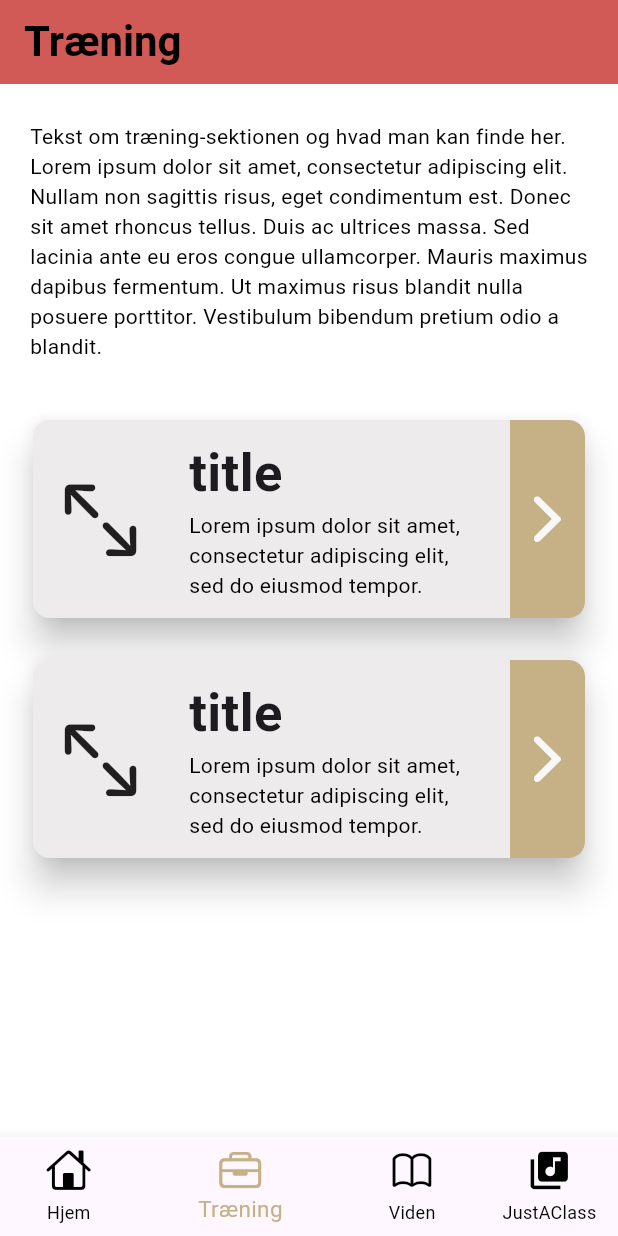
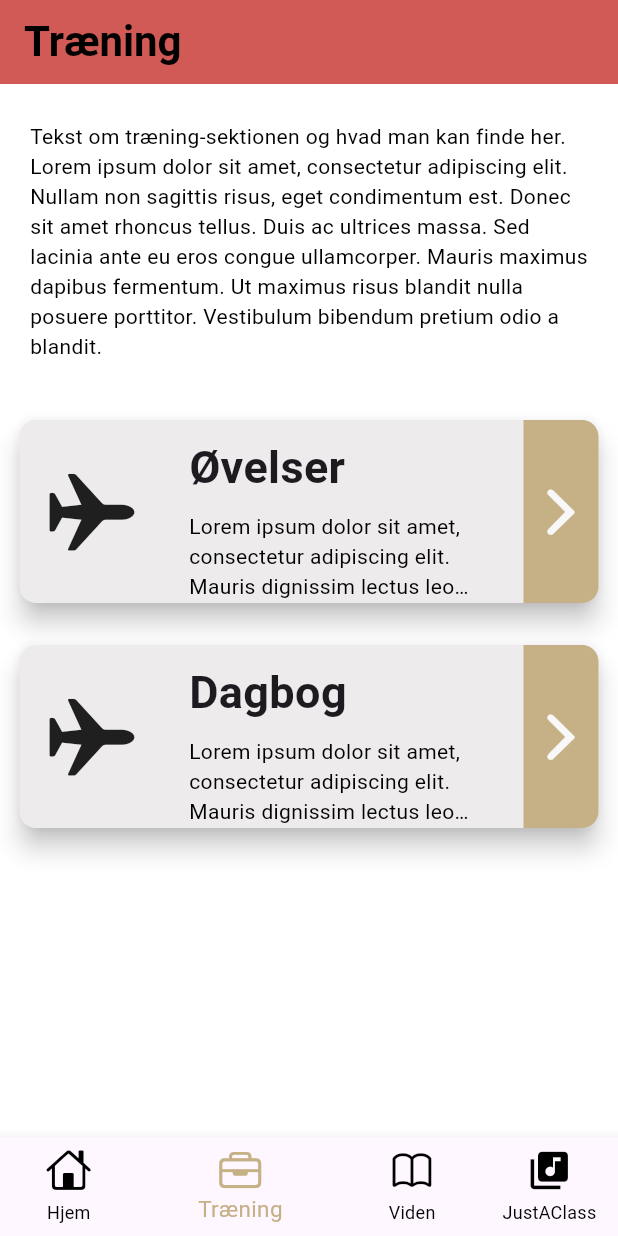
Before and after one commit to sebab1/CompassionApp, a Flutter app: the screen it shows after launch, item 2 of the bottom bar chosen, on a phone screen of 412 x 824 dp. Run offline on Flutter 3.47's test engine with Material 3 defaults, Android fonts, the light colour scheme and no system bars; our stand-ins replace audioplayers, fl_chart, table_calendar.

Commit message:
Finished design on Home view, added dynamic functionality for Card (bigCard), modified some of the layout of Card and littleCard

```diff
--- a/lib/Presentation/Components/Card.dart
+++ b/lib/Presentation/Components/Card.dart
@@ -3,35 +3,30 @@ import 'package:flutter/material.dart';
 import '/Presentation/Components/constants.dart';
 import '/Presentation/just_a_class.dart';
 
-class CardWidget extends StatefulWidget {
-  CardWidget({Key? key}) : super(key: key);
+class CardWidget extends StatelessWidget {
+  //CardWidget({Key? key}) : super(key: key);
 
-  @override
-  State<CardWidget> createState() => _CardWidgetState();
-}
+  final String title;
+  final double titleSize;
+  final String subtitle;
+  final IconData iconData;
+  final VoidCallback onTap;
 
-class _CardWidgetState extends State<CardWidget> {
-  List<Proces> _getSampleData() {
-    // Replace this with your actual data or use a generator function
-    return List.generate(
-      10,
-      (index) => Proces(
-        proces_id: index,
-        date: DateTime.now().toString(),
-        // Add other properties as needed
-      ),
-    );
-  }
+  CardWidget({super.key,
+    required this.title,
+    required this.titleSize,
+    required this.subtitle,
+    required this.iconData,
+    required this.onTap,
+  });
 
   @override
   Widget build(BuildContext context) {
-    double totalHeight = 140; // Set the total height of the card
-    double totalWidth = 376; // Set the height of the leading section
+    double totalHeight = 130; // Set the total height of the card
+    double totalWidth = 394; // Set the height of the leading section
 
     return GestureDetector(
-      onTap: () {
-        debugPrint("Tabbed card"); // Handle onTap event
-      },
+      onTap: onTap,
       child: Container(
         height: totalHeight,
         width: totalWidth,
@@ -40,7 +35,7 @@ class _CardWidgetState extends State<CardWidget> {
           shape: RoundedRectangleBorder(
             borderRadius: BorderRadius.circular(11.0),
           ),
-          elevation: 10,
+          elevation: 7,
           color: Constants.sduGreyColor,
           child: Row(
             mainAxisAlignment: MainAxisAlignment.spaceBetween,
@@ -49,7 +44,10 @@ class _CardWidgetState extends State<CardWidget> {
               Container(
                 width: 50,
                 margin: EdgeInsets.fromLTRB(20, 0, 20, 0),
-                child: Icon(CupertinoIcons.arrow_up_left_arrow_down_right, size: 60,),
+                child: Icon(
+                iconData,
+                size: 60,
+                ),
               ),
               Container(
                 child: Container(
@@ -59,16 +57,17 @@ class _CardWidgetState extends State<CardWidget> {
                     children: [
                       Container(
                         child: Text(
-                          "title",
-                          style: TextStyle(fontSize: 35, fontWeight: FontWeight.bold),
+                          title,
+                          style: TextStyle(
+                              fontSize: titleSize, fontWeight: FontWeight.bold),
                           textAlign: TextAlign.left,
                         ),
                       ),
                       Container(
-                        padding: EdgeInsets.fromLTRB(0, 0, 12, 0),
+                        padding: EdgeInsets.fromLTRB(0, 8, 12, 0),
                         width: 200,
                         child: Text(
-                          "Lorem ipsum dolor sit amet, consectetur adipiscing elit, sed do eiusmod tempor.",
+                          subtitle,
                           textAlign: TextAlign.left,
                           style: TextStyle(color: Constants.kBlackColor),
                           overflow: TextOverflow.ellipsis,
@@ -101,11 +100,3 @@ class _CardWidgetState extends State<CardWidget> {
     );
   }
 }
-
-// Placeholder for the Proces class
-class Proces {
-  final int proces_id;
-  final String date;
-
-  Proces({required this.proces_id, required this.date});
-}
--- a/lib/Presentation/Components/littleCard.dart
+++ b/lib/Presentation/Components/littleCard.dart
@@ -8,14 +8,21 @@ class littleCard extends StatelessWidget {
   @override
   Widget build(BuildContext context) {
     // TODO: implement build
-    return Container(
+    return GestureDetector(
+      onTap: () {
+        debugPrint("Little card tab");
+      },
+      child: Container(
         height: 85,
+        width: 394,
+        margin: EdgeInsets.fromLTRB(0, 10, 0, 10),
         child: Card(
           color: Constants.sduGreyColor,
           margin: EdgeInsets.fromLTRB(10, 0, 10, 0),
-        elevation: 8,
-        child:
-            Row(mainAxisAlignment: MainAxisAlignment.spaceBetween, children: [
+          elevation: 4,
+          child: Row(
+            mainAxisAlignment: MainAxisAlignment.spaceBetween,
+            children: [
               Container(
                 margin: EdgeInsets.fromLTRB(25, 0, 0, 0),
                 child: Icon(
@@ -30,14 +37,16 @@ class littleCard extends StatelessWidget {
                 ),
               ),
               Container(
-            margin: EdgeInsets.fromLTRB(0, 0, 15, 0),
+                margin: EdgeInsets.fromLTRB(0, 0, 10, 0),
                 child: Icon(
                   CupertinoIcons.chevron_forward,
                   color: Constants.sduGoldColor,
                   size: 40,
                 ),
               )
-        ]),
+            ],
+          ),
+        ),
       ),
     );
   }
--- a/lib/Presentation/home.dart
+++ b/lib/Presentation/home.dart
@@ -2,6 +2,7 @@ import 'package:flutter/material.dart';
 import 'package:flutter/services.dart';
 import 'main_menu.dart';
 import '/Presentation/Components/constants.dart';
+import '/Presentation/Components/littleCard.dart';
 
 class Home extends StatelessWidget {
 
@@ -9,15 +10,74 @@ class Home extends StatelessWidget {
   Widget build(BuildContext context) {
     return MaterialApp(
       theme: ThemeData(
-          scaffoldBackgroundColor: Constants.kWhiteColor,
-          appBarTheme: AppBarTheme(
-            systemOverlayStyle: SystemUiOverlayStyle.dark,
-          )),
+        scaffoldBackgroundColor: Constants.kWhiteColor,
+        appBarTheme: const AppBarTheme(
+          systemOverlayStyle: SystemUiOverlayStyle.dark,
+        ),
+      ),
       home: Scaffold(
+        appBar: AppBar(
+          title: Text(
+            'Hjem',
+            style: TextStyle(
+              fontSize: 28,
+              fontWeight: FontWeight.bold,
+              color: Constants.kBlackColor,
+            ),
+          ),
+          backgroundColor: Constants.sduRedColor,
+        ),
         body: Center(
-            child: Text('Hjem', style: TextStyle(fontSize: 60),)
+          child: Column(
+            crossAxisAlignment: CrossAxisAlignment.start,
+            children: [
+              Container(
+                padding: EdgeInsets.fromLTRB(25, 25, 25, 10),
+                child: Text(
+                  "Velkommen",
+                  style: TextStyle(
+                    color: Constants.kBlackColor,
+                    fontWeight: FontWeight.bold,
+                    fontSize: 26,
+                  ),
+                ),
+              ),
+              Container(
+                padding: EdgeInsets.fromLTRB(25, 10, 25, 25),
+                child: Text(
+                  "Udforsk værktøjer, øvelser og viden om compassion for at skabe mere forbindelse og velvære i dit liv.",
+                  style: TextStyle(
+                    color: Constants.kBlackColor,
+                    fontWeight: FontWeight.bold,
+                    fontSize: 18,
+                  ),
+                ),
+              ),
+              Container(
+                padding: EdgeInsets.fromLTRB(25, 25, 25, 0),
+                child: Text(
+                  "Genveje",
+                  style: TextStyle(
+                    color: Constants.kBlackColor,
+                    fontWeight: FontWeight.bold,
+                    fontSize: 18,
+                  ),
+                ),
+              ),
+              Center(
+                child: Column(
+                  mainAxisAlignment: MainAxisAlignment.center,
+                  children: [
+                    littleCard(),
+                    littleCard(),
+                  ],
+                ),
+              ),
+            ],
+          ),
         ),
       ),
     );
   }
+
 }
--- a/lib/Presentation/just_a_class.dart
+++ b/lib/Presentation/just_a_class.dart
@@ -18,7 +18,7 @@ class JustAClass extends StatelessWidget {
         body: Column(
           children: [
             littleCard(),
-            CardWidget()
+            //CardWidget()
           ],
         ),
       ),
--- a/lib/Presentation/knowledge.dart
+++ b/lib/Presentation/knowledge.dart
@@ -1,3 +1,4 @@
+import 'package:flutter/cupertino.dart';
 import 'package:flutter/material.dart';
 import 'package:flutter/services.dart';
 import 'main_menu.dart';
@@ -31,8 +32,24 @@ class Knowledge extends StatelessWidget {
                   Text(longSampleText, style: TextStyle(color: Constants.kBlackColor),
                   ),
                 ),
-                CardWidget(),
-                CardWidget()
+                CardWidget(
+                  title: "Kollegacafé",
+                  titleSize: 30,
+                  subtitle: "Lorem ipsum dolor sit amet, consectetur adipiscing elit. Mauris dignissim lectus leo, vitae.",
+                  iconData: CupertinoIcons.airplane,
+                  onTap: () {
+                    debugPrint("Tabbed: Kollegacafé");
+                  },
+                ),
+                CardWidget(
+                  title: "Om compassion",
+                  titleSize: 24,
+                  subtitle: "Lorem ipsum dolor sit amet, consectetur adipiscing elit. Mauris dignissim lectus leo, vitae.",
+                  iconData: CupertinoIcons.airplane,
+                  onTap: () {
+                    debugPrint("Tabbed: Om compassion");
+                  },
+                )
               ]
           ),
         ),
--- a/lib/Presentation/training.dart
+++ b/lib/Presentation/training.dart
@@ -1,3 +1,4 @@
+import 'package:flutter/cupertino.dart';
 import 'package:flutter/material.dart';
 import 'package:flutter/services.dart';
 import 'main_menu.dart';
@@ -32,8 +33,24 @@ class Training extends StatelessWidget {
                     Text(longSampleText, style: TextStyle(color: Constants.kBlackColor),
                     ),
                 ),
-                CardWidget(),
-                CardWidget()
+                CardWidget(
+                  title: "Øvelser",
+                  titleSize: 30,
+                  subtitle: "Lorem ipsum dolor sit amet, consectetur adipiscing elit. Mauris dignissim lectus leo, vitae.",
+                  iconData: CupertinoIcons.airplane,
+                  onTap: () {
+                    debugPrint("Tabbed: Øvelser");
+                  },
+                ),
+                CardWidget(
+                  title: "Dagbog",
+                  titleSize: 30,
+                  subtitle: "Lorem ipsum dolor sit amet, consectetur adipiscing elit. Mauris dignissim lectus leo, vitae.",
+                  iconData: CupertinoIcons.airplane,
+                  onTap: () {
+                    debugPrint("Tabbed: Dagbog");
+                  },
+                )
               ]
           ),
         ),
```
Lines whose indentation alone changed are shown as unchanged.
